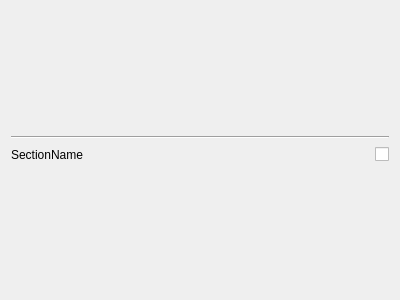
First picture: the form in symbolsettingsection.ui, repository Aryetis/Obenkyobo, before the edit.
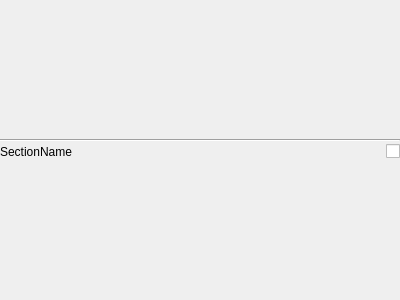
Second picture: the form after the edit.

What changed in the file:
```diff
--- a/symbolsettingsection.ui
+++ b/symbolsettingsection.ui
@@ -14,6 +14,21 @@
    <string>Form</string>
   </property>
   <layout class="QVBoxLayout" name="verticalLayout_2">
+   <property name="spacing">
+    <number>0</number>
+   </property>
+   <property name="leftMargin">
+    <number>0</number>
+   </property>
+   <property name="topMargin">
+    <number>0</number>
+   </property>
+   <property name="rightMargin">
+    <number>0</number>
+   </property>
+   <property name="bottomMargin">
+    <number>0</number>
+   </property>
    <item>
     <spacer name="verticalSpacer">
      <property name="orientation">
@@ -36,6 +51,9 @@
    </item>
    <item>
     <layout class="QHBoxLayout" name="SymbolSettingNameContainer">
+     <property name="spacing">
+      <number>0</number>
+     </property>
      <item>
       <widget class="QLabel" name="SymbolSettingSectionName">
        <property name="text">
```
Left out of the diff: 9 changed lines with no effect on the pictures.
